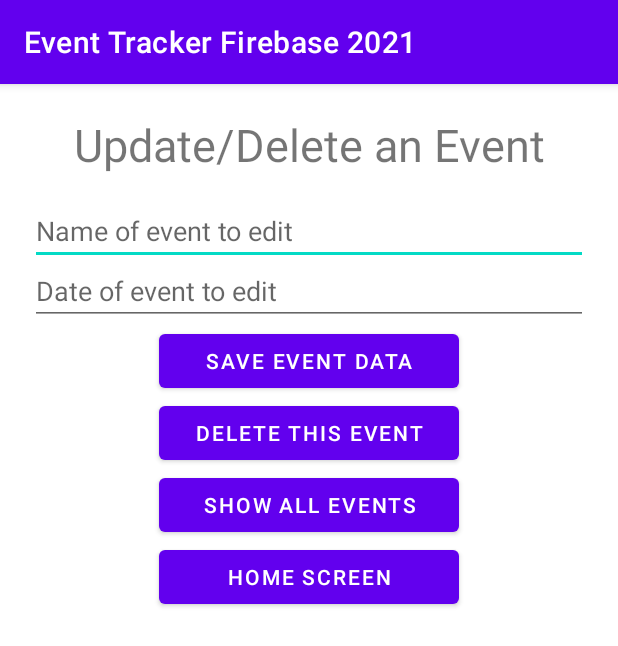
After one commit to sdenna/EventTrackerFirebase2021-DennaVersion, an Android app: the EditEventActivity screen opened directly, with no data from a screen before it, on a phone screen of 412 x 824 dp. The commit adds this screen. Shown: the top 646 px of the screen. Run offline under Robolectric (Android 15) with nearby library versions, the phone set to English and light mode, and no system bars; our stand-ins replace Firebase (no records; nobody signed in at launch, a user with empty details on screens opened directly); 3 statements that could not run were skipped.

Commit message:
Fully operational
Add, show, edit, delete data from firestore database

```diff
--- a/app/src/main/AndroidManifest.xml
+++ b/app/src/main/AndroidManifest.xml
@@ -9,6 +9,8 @@
         android:roundIcon="@mipmap/ic_launcher_round"
         android:supportsRtl="true"
         android:theme="@style/Theme.EventTrackerFirebase2021">
+        <activity android:name=".EditEventActivity"></activity>
+        <activity android:name=".DisplayEventsActivity" />
         <activity android:name=".MainActivity">
             <intent-filter>
                 <action android:name="android.intent.action.MAIN" />
--- /dev/null
+++ b/app/src/main/res/layout/activity_edit_event.xml
@@ -0,0 +1,73 @@
+<?xml version="1.0" encoding="utf-8"?>
+<LinearLayout xmlns:android="http://schemas.android.com/apk/res/android"
+    xmlns:app="http://schemas.android.com/apk/res-auto"
+    xmlns:tools="http://schemas.android.com/tools"
+    android:layout_width="match_parent"
+    android:layout_height="match_parent"
+    tools:context=".EditEventActivity"
+    android:orientation="vertical">
+
+    <TextView
+        android:layout_width="wrap_content"
+        android:layout_height="wrap_content"
+        android:text="Update/Delete an Event"
+        android:layout_gravity="center"
+        android:layout_marginTop="20dp"
+        android:layout_marginBottom="20dp"
+        android:textSize="30sp"
+        android:gravity="center"
+        />
+
+
+    <EditText
+        android:id="@+id/eventName"
+        android:layout_width="match_parent"
+        android:layout_marginHorizontal="20dp"
+        android:layout_height="40dp"
+        android:hint="Name of event to edit"
+        />
+
+
+    <EditText
+        android:id="@+id/eventDate"
+        android:layout_width="match_parent"
+        android:layout_marginHorizontal="20dp"
+        android:layout_height="40dp"
+        android:hint="Date of event to edit"
+        />
+
+
+    <Button
+        android:id="@+id/editButton"
+        android:layout_width="200dp"
+        android:layout_height="wrap_content"
+        android:text="Save Event Data"
+        android:onClick="updateEventData"
+        android:layout_gravity="center" />
+
+    <Button
+        android:id="@+id/deleteButton"
+        android:layout_width="200dp"
+        android:layout_height="wrap_content"
+        android:text="Delete this Event"
+        android:onClick="deleteEventData"
+        android:layout_gravity="center" />
+
+
+    <Button
+        android:id="@+id/showAllButton"
+        android:layout_width="200dp"
+        android:layout_height="wrap_content"
+        android:text="Show All Events"
+        android:onClick="onRetrieve"
+        android:layout_gravity="center" />
+
+    <Button
+        android:id="@+id/homeButton"
+        android:layout_width="200dp"
+        android:layout_height="wrap_content"
+        android:text="Home Screen"
+        android:onClick="onHome"
+        android:layout_gravity="center" />
+
+</LinearLayout>
--- a/app/src/main/res/layout/activity_main.xml
+++ b/app/src/main/res/layout/activity_main.xml
@@ -45,6 +45,7 @@
         android:id="@+id/showAllButton"
         android:layout_width="wrap_content"
         android:layout_height="wrap_content"
-        android:text="Show Events"/>
+        android:text="Show Events"
+        android:onClick="showData"/>
 
 </LinearLayout>
```
Also changed, not shown: app/src/main/java/com/example/eventtrackerfirebase2021/DisplayEventsActivity.java (added, +152 -0 lines), app/src/main/java/com/example/eventtrackerfirebase2021/EditEventActivity.java (added, +156 -0 lines), app/src/main/java/com/example/eventtrackerfirebase2021/Event.java (+10 -11 lines), app/src/main/java/com/example/eventtrackerfirebase2021/MainActivity.java (+110 -4 lines), app/src/main/res/layout/activity_display_events.xml (added, +16 -0 lines), app/src/main/res/layout/row_data.xml (added, +43 -0 lines), 7 other files.
